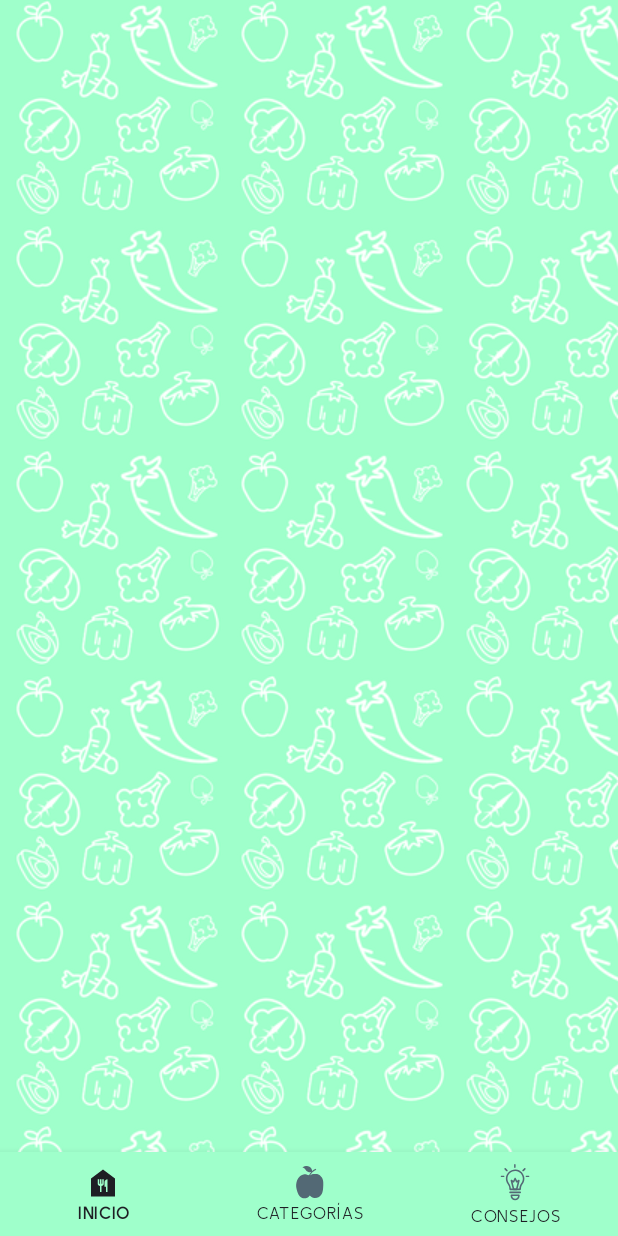
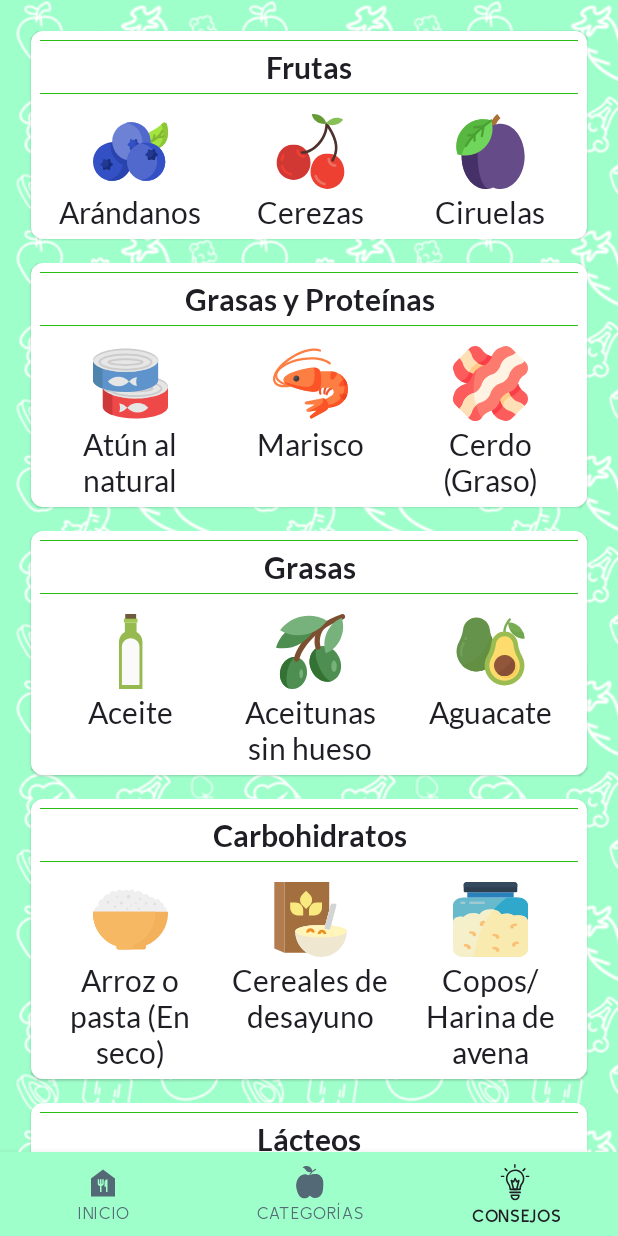
Before and after one commit to alebarrob/CambiaDietas, an Android app built with Jetpack Compose: the screen it shows after launch (MainActivity), item 3 of the bottom bar chosen, on a phone screen of 412 x 824 dp. Run offline under Robolectric (Android 15) with nearby library versions, the phone set to English and light mode, and no system bars; our stand-ins replace accompanist.

Commit message:
Creating TipsScreen

```diff
--- a/app/src/main/java/barrera/alejandro/cambiadietas/ui/commonui/CambiadietasBottomBar.kt
+++ b/app/src/main/java/barrera/alejandro/cambiadietas/ui/commonui/CambiadietasBottomBar.kt
@@ -8,6 +8,10 @@ import androidx.compose.material.BottomNavigationItem
 import androidx.compose.material.Icon
 import androidx.compose.material.Text
 import androidx.compose.runtime.Composable
+import androidx.compose.runtime.getValue
+import androidx.compose.runtime.mutableStateOf
+import androidx.compose.runtime.saveable.rememberSaveable
+import androidx.compose.runtime.setValue
 import androidx.compose.ui.res.painterResource
 import androidx.compose.ui.res.stringResource
 import androidx.compose.ui.text.font.FontWeight
@@ -17,30 +21,53 @@ import barrera.alejandro.cambiadietas.ui.theme.RaisinBlack
 
 @Composable
 fun CambiaDietasBottomBar(onScreenChange: (String) -> Unit) {
+    var startButtonIsSelected by rememberSaveable { mutableStateOf(true) }
+    var categoriesButtonIsSelected by rememberSaveable { mutableStateOf(false) }
+    var advicesButtonIsSelected by rememberSaveable { mutableStateOf(false) }
+
     BottomNavigation {
         CambiaDietasBottomNavigationItem(
             rowScope = this,
-            selected = true,
-            onClick = { onScreenChange("startScreen") },
+            selected = startButtonIsSelected,
+            onClick = {
+                onScreenChange("startScreen")
+                startButtonIsSelected = true
+                categoriesButtonIsSelected = false
+                advicesButtonIsSelected = false
+
+            },
             drawable = R.drawable.ic_start,
             text = R.string.bottom_navigation_start,
-            fontWeight = FontWeight.Bold
+            textColor = if (startButtonIsSelected) RaisinBlack else Cadet,
+            fontWeight = if (startButtonIsSelected) FontWeight.ExtraBold else FontWeight.Light
         )
         CambiaDietasBottomNavigationItem(
             rowScope = this,
-            selected = false,
-            onClick = { onScreenChange("categoriesScreen") },
+            selected = categoriesButtonIsSelected,
+            onClick = {
+                onScreenChange("categoriesScreen")
+                startButtonIsSelected = false
+                categoriesButtonIsSelected = true
+                advicesButtonIsSelected = false
+            },
             drawable = R.drawable.ic_food_categories,
             text = R.string.bottom_navigation_food_categories,
-            fontWeight = FontWeight.Light
+            textColor = if (categoriesButtonIsSelected) RaisinBlack else Cadet,
+            fontWeight = if (categoriesButtonIsSelected) FontWeight.ExtraBold else FontWeight.Light
         )
         CambiaDietasBottomNavigationItem(
             rowScope = this,
-            selected = false,
-            onClick = { onScreenChange("tipsScreen") },
+            selected = advicesButtonIsSelected,
+            onClick = {
+                onScreenChange("tipsScreen")
+                startButtonIsSelected = false
+                categoriesButtonIsSelected = false
+                advicesButtonIsSelected = true
+            },
             drawable = R.drawable.ic_nutrition_advices,
             text = R.string.bottom_navigation_nutrition_advices,
-            fontWeight = FontWeight.Light
+            textColor = if (advicesButtonIsSelected) RaisinBlack else Cadet,
+            fontWeight = if (advicesButtonIsSelected) FontWeight.ExtraBold else FontWeight.Light
         )
     }
 }
@@ -51,6 +78,7 @@ private fun CambiaDietasBottomNavigationItem(
     selected: Boolean,
     onClick: () -> Unit,
     fontWeight: FontWeight,
+    textColor: androidx.compose.ui.graphics.Color,
     @DrawableRes drawable: Int,
     @StringRes text: Int
 ) {
@@ -63,7 +91,8 @@ private fun CambiaDietasBottomNavigationItem(
             ) },
         label = { Text(
             text = stringResource(text),
-            fontWeight = fontWeight
+            fontWeight = fontWeight,
+            color = textColor
         ) },
         selectedContentColor = RaisinBlack,
         unselectedContentColor = Cadet,
--- a/app/src/main/java/barrera/alejandro/cambiadietas/ui/screens/CategoriesScreen.kt
+++ b/app/src/main/java/barrera/alejandro/cambiadietas/ui/screens/CategoriesScreen.kt
@@ -1,11 +1,13 @@
 package barrera.alejandro.cambiadietas.ui.screens
 
 import androidx.compose.foundation.Image
-import androidx.compose.foundation.horizontalScroll
 import androidx.compose.foundation.layout.*
+import androidx.compose.foundation.lazy.LazyRow
+import androidx.compose.foundation.lazy.items
 import androidx.compose.foundation.rememberScrollState
 import androidx.compose.foundation.verticalScroll
 import androidx.compose.material.Card
+import androidx.compose.material.Divider
 import androidx.compose.material.MaterialTheme
 import androidx.compose.material.Text
 import androidx.compose.runtime.Composable
@@ -15,8 +17,10 @@ import androidx.compose.ui.graphics.Color
 import androidx.compose.ui.layout.ContentScale
 import androidx.compose.ui.res.painterResource
 import androidx.compose.ui.res.stringResource
+import androidx.compose.ui.text.font.FontWeight
 import androidx.compose.ui.unit.dp
 import barrera.alejandro.cambiadietas.data.*
+import barrera.alejandro.cambiadietas.ui.theme.KellyGreen
 
 @Composable
 fun CategoriesScreen(
@@ -59,9 +63,20 @@ fun CategoryCard(foodCategory: String, modifier: Modifier = Modifier) {
         Column(
             horizontalAlignment = Alignment.CenterHorizontally,
             verticalArrangement = Arrangement.spacedBy(5.dp),
-            modifier = Modifier.padding(5.dp)
+            modifier = Modifier.padding(6.dp)
         ) {
-            Text(text = foodCategory)
+            Divider(
+                color = KellyGreen,
+                thickness = (0.5).dp
+            )
+            Text(
+                text = foodCategory,
+                fontWeight = FontWeight.SemiBold
+            )
+            Divider(
+                color = KellyGreen,
+                thickness = (0.5).dp
+            )
             FoodRow(foodItems)
         }
     }
@@ -69,17 +84,15 @@ fun CategoryCard(foodCategory: String, modifier: Modifier = Modifier) {
 
 @Composable
 fun FoodRow(foodItems: List<FoodDrawableStringAmountTriple>, modifier: Modifier = Modifier) {
-    Row( //SUSTITUYE POR LAZYROW
-        horizontalArrangement = Arrangement.spacedBy(3.dp),
-        verticalAlignment = Alignment.CenterVertically,
-        modifier = modifier
-            .fillMaxWidth()
-            .horizontalScroll(rememberScrollState())
+    LazyRow(
+        horizontalArrangement = Arrangement.Center,
+        verticalAlignment = Alignment.Top
     ) {
-        foodItems.forEach {
+        items(foodItems) {
             Column(
                 horizontalAlignment = Alignment.CenterHorizontally,
                 verticalArrangement = Arrangement.spacedBy(3.dp),
+                modifier = modifier.padding(top = 8.dp)
             ) {
                 Image(
                     painter = painterResource(id = it.drawable),
--- a/app/src/main/java/barrera/alejandro/cambiadietas/ui/screens/TipsScreen.kt
+++ b/app/src/main/java/barrera/alejandro/cambiadietas/ui/screens/TipsScreen.kt
@@ -1,10 +1,33 @@
 package barrera.alejandro.cambiadietas.ui.screens
 
-import androidx.compose.foundation.layout.PaddingValues
+import androidx.compose.foundation.layout.*
+import androidx.compose.foundation.rememberScrollState
+import androidx.compose.foundation.verticalScroll
 import androidx.compose.runtime.Composable
+import androidx.compose.ui.Alignment
 import androidx.compose.ui.Modifier
+import androidx.compose.ui.res.stringResource
+import androidx.compose.ui.unit.dp
+import barrera.alejandro.cambiadietas.data.categoriesData
 
 @Composable
-fun TipsScreen(modifier: Modifier = Modifier, paddingValues: PaddingValues) {
-
+fun TipsScreen(
+    paddingValues: PaddingValues,
+    modifier: Modifier = Modifier,
+) {
+    Column(
+        horizontalAlignment = Alignment.CenterHorizontally,
+        verticalArrangement = Arrangement.spacedBy(5.dp),
+        modifier = modifier
+            .padding(
+                start = 15.dp,
+                top = 15.dp,
+                end = 15.dp,
+                bottom = paddingValues.calculateBottomPadding()
+            )
+            .fillMaxSize()
+            .verticalScroll(rememberScrollState())
+    ) {
+        categoriesData.forEach { CategoryCard(stringResource(id = it)) }
+    }
 }
--- a/app/src/main/res/values/strings.xml
+++ b/app/src/main/res/values/strings.xml
@@ -41,7 +41,7 @@
     <string name="grapes_text">Uvas</string>
 
     <string name="tuna_text">Atún al natural</string>
-    <string name="seafood_text">Cefalópodos, crustáceos, gambas y similares</string>
+    <string name="seafood_text">Marisco</string>
     <string name="pork_text">Cerdo (Graso)</string>
     <string name="rabbit_text">Conejo</string>
     <string name="lamb_text">Cordero</string>
```
